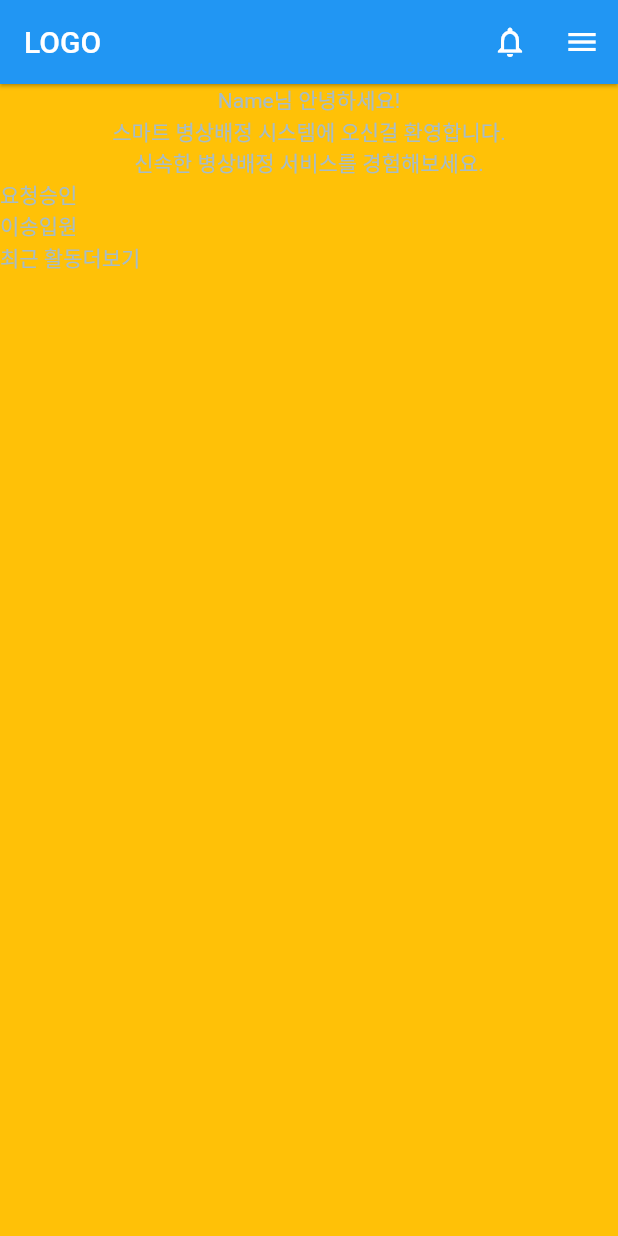
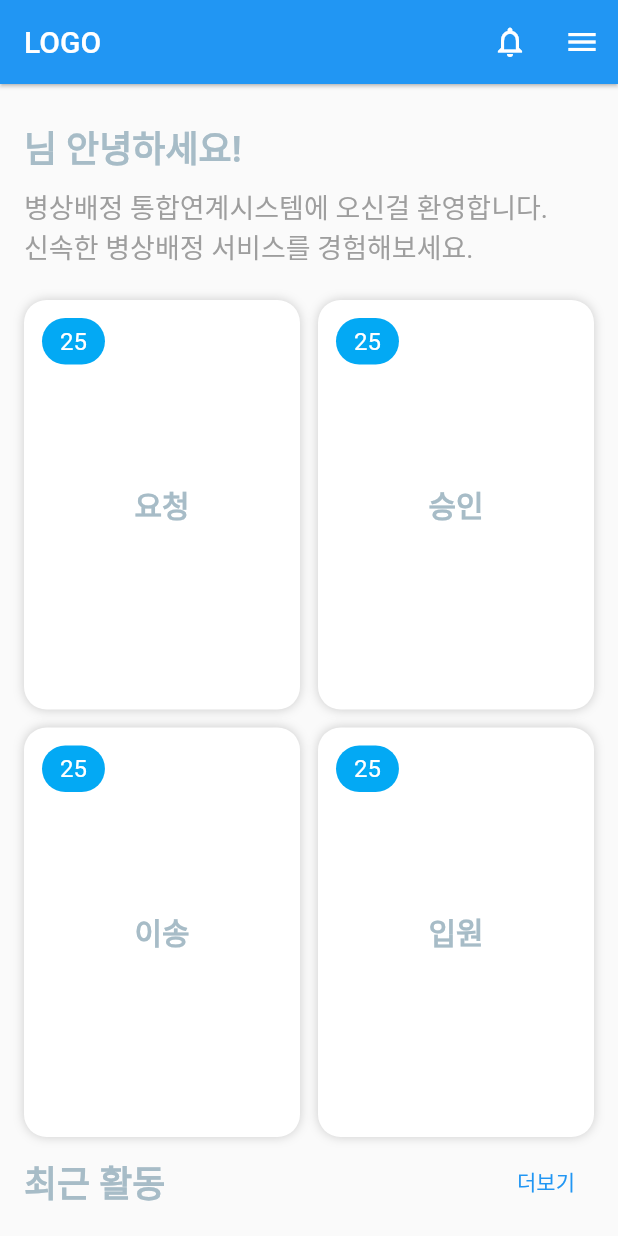
Before and after one commit to bitflow-rnd/sbas-frontend-mobile, a Flutter app: the HomeScreen screen opened directly, on a phone screen of 412 x 824 dp. Run offline on Flutter 3.47's test engine with Material 2 defaults, Android fonts, the phone set to English and light mode, and no system bars; our stand-ins replace firebase_auth, firebase_core, flutter_dotenv, flutter_riverpod, font_awesome_flutter, go_router and 1 more; accounts and stored records are empty.

Commit message:
home screen layout envisioned

```diff
--- a/lib/presenters/login_view_model.dart
+++ b/lib/presenters/login_view_model.dart
@@ -33,7 +33,7 @@ class LoginViewModel extends AsyncNotifier<void> {
         if (kDebugMode) {
           print(state.error);
         }
-        showFirebaseErrorSnack(context, state.error);
+        showErrorSnack(context, state.error);
       } else {
         context.go('/home');
       }
--- a/lib/repository/login_repo.dart
+++ b/lib/repository/login_repo.dart
@@ -19,11 +19,14 @@ class LoginRepo {
 
       if (map != null) {
         final jwt = JwtModel.fromJson(map);
+        final name = jwt.token?.name ?? '';
 
         if (kDebugMode) {
           print(jwt.toJson());
         }
-        return (jwt.token?.name ?? '').isNotEmpty;
+        if (name.isNotEmpty) {
+          return await prefs.setString('id', name);
+        }
       }
     }
     return false;
--- a/lib/screens/home_screen.dart
+++ b/lib/screens/home_screen.dart
@@ -1,5 +1,8 @@
 import 'package:flutter/material.dart';
 import 'package:flutter_riverpod/flutter_riverpod.dart';
+import 'package:sbas/constants/gaps.dart';
+import 'package:sbas/screens/home_widgets/home_dashbord_widget.dart';
+import 'package:sbas/util.dart';
 
 class HomeScreen extends ConsumerWidget {
   const HomeScreen({super.key});
@@ -27,59 +30,99 @@ class HomeScreen extends ConsumerWidget {
           ),
         ],
       ),
-      body: Container(
-        color: Colors.amber,
+      body: Padding(
+        padding: const EdgeInsets.only(
+          top: 24,
+          left: 16,
+          right: 16,
+          bottom: 12,
+        ),
         child: Column(
+          crossAxisAlignment: CrossAxisAlignment.start,
           children: [
+            Text(
+              '${prefs.getString('id')}님 안녕하세요!',
+              style: const TextStyle(
+                fontWeight: FontWeight.bold,
+                fontSize: 24,
+              ),
+            ),
+            Gaps.v8,
             const Text(
-              'Name님 안녕하세요!',
+              '병상배정 통합연계시스템에 오신걸 환영합니다.\n신속한 병상배정 서비스를 경험해보세요.',
+              style: TextStyle(
+                fontSize: 18,
+                fontWeight: FontWeight.normal,
+                color: Colors.grey,
+              ),
             ),
-            const Text(
-              '스마트 병상배정 시스템에 오신걸 환영합니다.',
-            ),
-            const Text(
-              '신속한 병상배정 서비스를 경험해보세요.',
-            ),
-            Container(
-              child: Column(
-                children: [
-                  Row(
-                    children: [
-                      Container(
-                        child: const Text(
-                          '요청',
-                        ),
+            Gaps.v16,
+            Expanded(
+              flex: 1,
+              child: Padding(
+                padding: const EdgeInsets.symmetric(
+                  vertical: 6,
+                ),
+                child: Column(
+                  children: [
+                    Expanded(
+                      flex: 1,
+                      child: Row(
+                        children: const [
+                          HomeDashBord(
+                            title: '요청',
+                            edge: EdgeInsets.only(
+                              right: 6,
+                              bottom: 6,
+                            ),
+                          ),
+                          HomeDashBord(
+                            title: '승인',
+                            edge: EdgeInsets.only(
+                              left: 6,
+                              bottom: 6,
+                            ),
+                          ),
+                        ],
                       ),
-                      Container(
-                        child: const Text(
-                          '승인',
-                        ),
-                      )
-                    ],
-                  ),
-                  Row(
-                    children: [
-                      Container(
-                        child: const Text(
-                          '이송',
-                        ),
+                    ),
+                    Expanded(
+                      flex: 1,
+                      child: Row(
+                        children: const [
+                          HomeDashBord(
+                            title: '이송',
+                            edge: EdgeInsets.only(
+                              top: 6,
+                              right: 6,
+                            ),
+                          ),
+                          HomeDashBord(
+                            title: '입원',
+                            edge: EdgeInsets.only(
+                              top: 6,
+                              left: 6,
+                            ),
+                          ),
+                        ],
                       ),
-                      Container(
-                        child: const Text(
-                          '입원',
-                        ),
-                      )
-                    ],
-                  )
-                ],
+                    )
+                  ],
+                ),
               ),
             ),
             Row(
+              mainAxisAlignment: MainAxisAlignment.spaceBetween,
               children: [
                 const Text(
                   '최근 활동',
+                  style: TextStyle(
+                    fontSize: 24,
+                    fontWeight: FontWeight.bold,
+                  ),
                 ),
-                Container(
+                TextButton(
+                  onPressed: () {},
                   child: const Text(
                     '더보기',
                   ),
--- /dev/null
+++ b/lib/screens/home_widgets/home_dashbord_widget.dart
@@ -0,0 +1,77 @@
+import 'package:flutter/foundation.dart';
+import 'package:flutter/material.dart';
+
+class HomeDashBord extends StatelessWidget {
+  const HomeDashBord({
+    super.key,
+    required this.title,
+    required this.edge,
+  });
+
+  @override
+  Widget build(BuildContext context) {
+    return Expanded(
+      flex: 1,
+      child: GestureDetector(
+        onTap: () {
+          if (kDebugMode) {
+            print(title);
+          }
+        },
+        child: Container(
+          margin: edge,
+          decoration: BoxDecoration(
+            boxShadow: [
+              BoxShadow(
+                blurRadius: 5,
+                color: Colors.grey.withOpacity(0.5),
+              ),
+            ],
+            borderRadius: BorderRadius.circular(15),
+            color: Colors.white,
+          ),
+          child: Stack(
+            children: [
+              Center(
+                child: Text(
+                  title,
+                  style: const TextStyle(
+                    fontSize: 20,
+                    fontWeight: FontWeight.w600,
+                  ),
+                ),
+              ),
+              Positioned(
+                top: 12,
+                left: 12,
+                child: Container(
+                  decoration: BoxDecoration(
+                    color: Colors.lightBlue,
+                    borderRadius: BorderRadius.circular(
+                      20,
+                    ),
+                  ),
+                  padding: const EdgeInsets.symmetric(
+                    vertical: 6,
+                    horizontal: 12,
+                  ),
+                  child: const Text(
+                    '25',
+                    style: TextStyle(
+                      color: Colors.white,
+                      fontSize: 16,
+                      fontWeight: FontWeight.w400,
+                    ),
+                  ),
+                ),
+              ),
+            ],
+          ),
+        ),
+      ),
+    );
+  }
+
+  final String title;
+  final EdgeInsets edge;
+}
--- a/lib/util.dart
+++ b/lib/util.dart
@@ -3,7 +3,7 @@ import 'package:flutter/foundation.dart';
 import 'package:flutter/material.dart';
 import 'package:shared_preferences/shared_preferences.dart';
 
-void showFirebaseErrorSnack(
+void showErrorSnack(
   BuildContext context,
   Object? error,
 ) {
```
